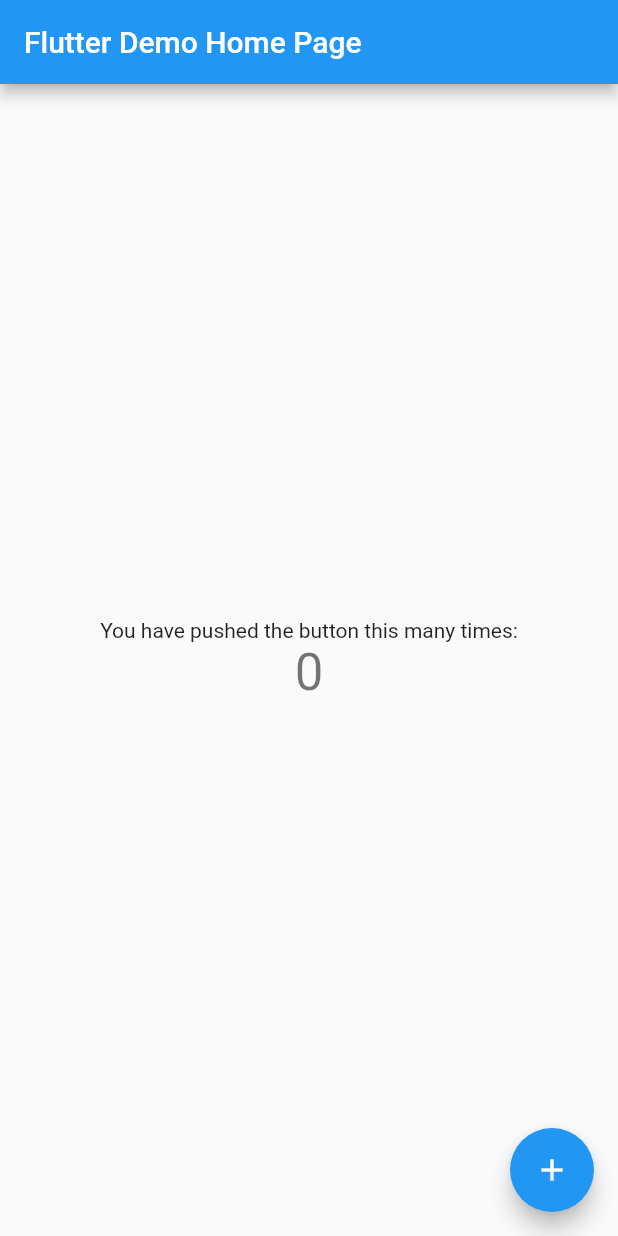
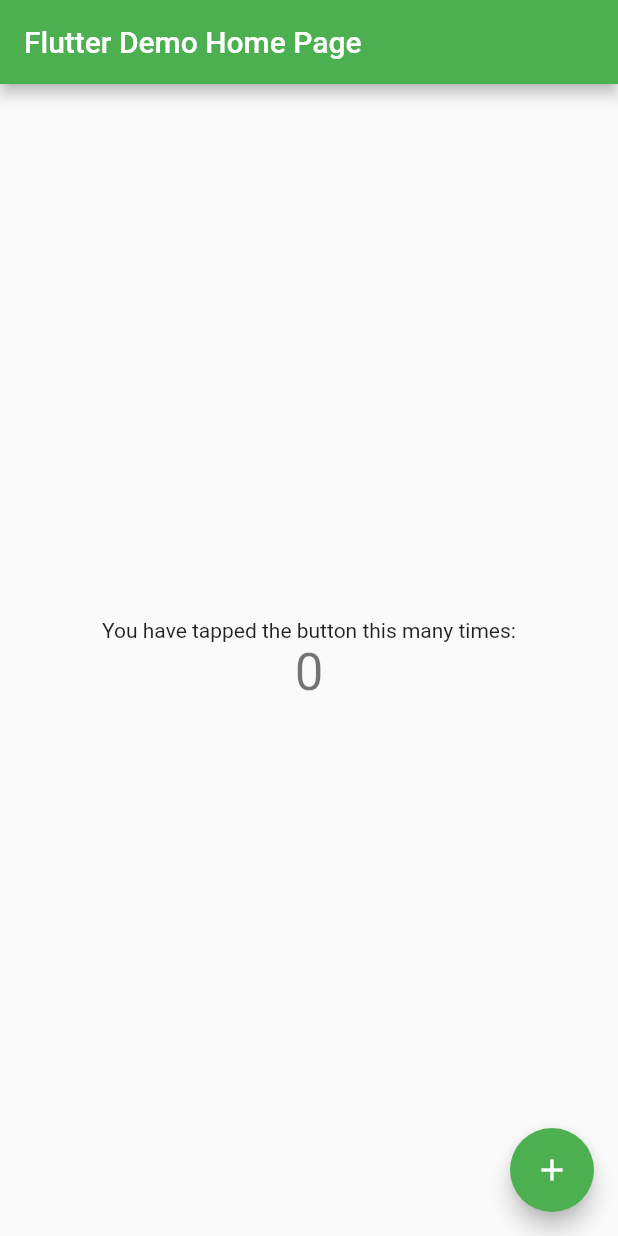
Before and after one commit to ArisCuber19/Chronometer, a Flutter app: the screen it shows after launch, on a phone screen of 412 x 824 dp. Run offline on Flutter 3.47's test engine with Material 2 defaults, Android fonts, the phone set to English and light mode, and no system bars.

Commit message:
Added Dark Theme

```diff
--- a/lib/main.dart
+++ b/lib/main.dart
@@ -11,17 +11,9 @@ class MyApp extends StatelessWidget {
     return MaterialApp(
       title: 'Flutter Demo',
       theme: ThemeData(
-        // This is the theme of your application.
-        //
-        // Try running your application with "flutter run". You'll see the
-        // application has a blue toolbar. Then, without quitting the app, try
-        // changing the primarySwatch below to Colors.green and then invoke
-        // "hot reload" (press "r" in the console where you ran "flutter run",
-        // or simply save your changes to "hot reload" in a Flutter IDE).
-        // Notice that the counter didn't reset back to zero; the application
-        // is not restarted.
-        primarySwatch: Colors.blue,
+        primarySwatch: Colors.green,
       ),
+      darkTheme: ThemeData.dark(),
       home: MyHomePage(title: 'Flutter Demo Home Page'),
     );
   }
@@ -94,7 +86,7 @@ class _MyHomePageState extends State<MyHomePage> {
           mainAxisAlignment: MainAxisAlignment.center,
           children: <Widget>[
             Text(
-              'You have pushed the button this many times:',
+              'You have tapped the button this many times:',
             ),
             Text(
               '$_counter',
```
